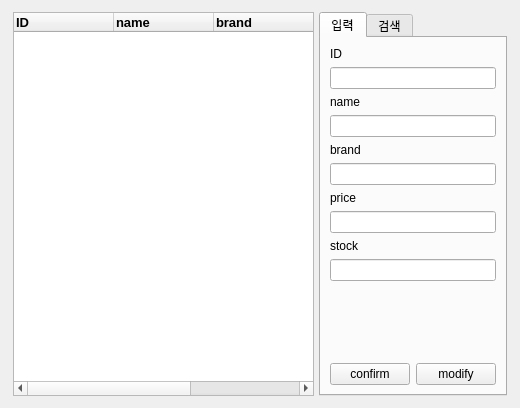
Above: CustomerProduct2Project/productmanager.ui from SaintMonguss/Qt before the change. Below: the same form after it.
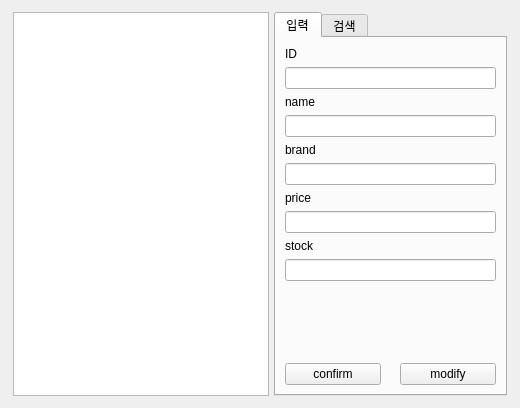
That is the form after the change. The open tabs and pages were chosen to show the change. Icons and pictures are not drawn.

Commit message: productmanager DB 테이블 생성 구현

Patch:
```diff
--- a/CustomerProduct2Project/productmanager.ui
+++ b/CustomerProduct2Project/productmanager.ui
@@ -15,7 +15,7 @@
   </property>
   <layout class="QHBoxLayout" name="horizontalLayout">
    <item>
-    <layout class="QHBoxLayout" name="horizontalLayout_6" stretch="12,0,4">
+    <layout class="QHBoxLayout" name="horizontalLayout_6" stretch="0,0,4">
      <property name="spacing">
       <number>0</number>
      </property>
@@ -32,63 +32,7 @@
       <number>1</number>
      </property>
      <item>
-      <widget class="QTreeWidget" name="productTreeWidget">
-       <column>
-        <property name="text">
-         <string>ID</string>
-        </property>
-        <property name="font">
-         <font>
-          <pointsize>10</pointsize>
-          <bold>true</bold>
-         </font>
-        </property>
-       </column>
-       <column>
-        <property name="text">
-         <string>name</string>
-        </property>
-        <property name="font">
-         <font>
-          <pointsize>10</pointsize>
-          <bold>true</bold>
-         </font>
-        </property>
-       </column>
-       <column>
-        <property name="text">
-         <string>brand</string>
-        </property>
-        <property name="font">
-         <font>
-          <pointsize>10</pointsize>
-          <bold>true</bold>
-         </font>
-        </property>
-       </column>
-       <column>
-        <property name="text">
-         <string>price</string>
-        </property>
-        <property name="font">
-         <font>
-          <pointsize>10</pointsize>
-          <bold>true</bold>
-         </font>
-        </property>
-       </column>
-       <column>
-        <property name="text">
-         <string>stock</string>
-        </property>
-        <property name="font">
-         <font>
-          <pointsize>10</pointsize>
-          <bold>true</bold>
-         </font>
-        </property>
-       </column>
-      </widget>
+      <widget class="QTreeView" name="productTreeView"/>
      </item>
      <item>
       <spacer name="horizontalSpacer_3">
@@ -141,7 +85,7 @@
                <item>
                 <widget class="QLineEdit" name="productInputIDText">
                  <property name="readOnly">
-                  <bool>false</bool>
+                  <bool>true</bool>
                  </property>
                 </widget>
                </item>
```
Left out of the diff: 2 changed lines with no effect on the pictures. The commit also changes 2 other files.
